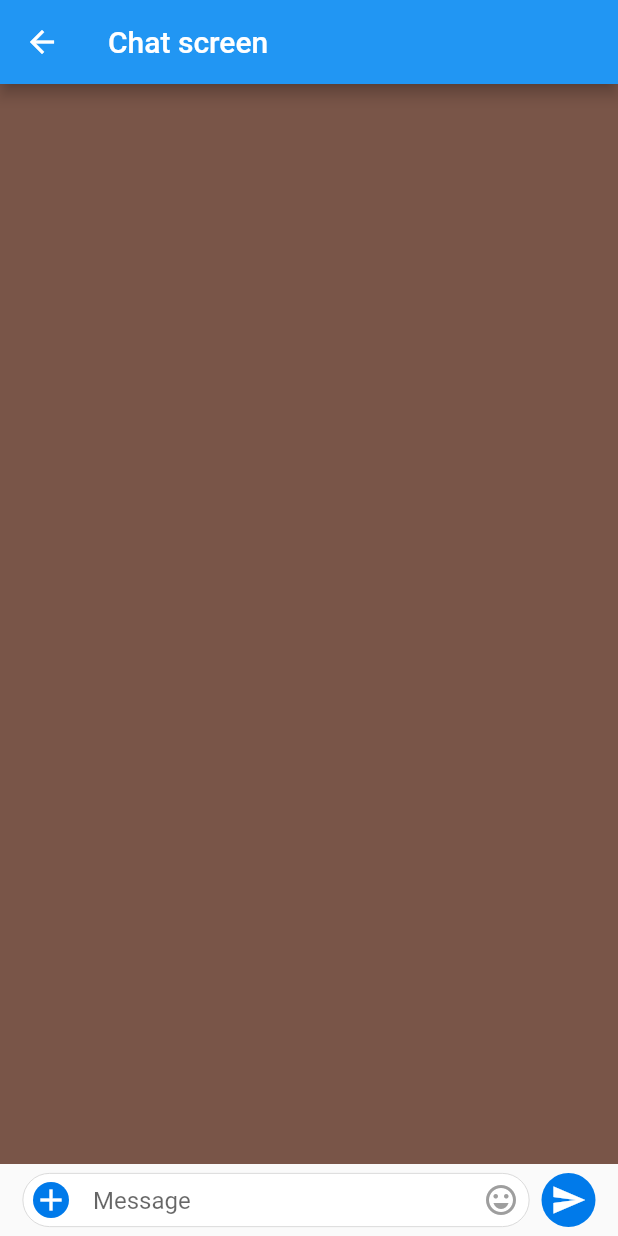
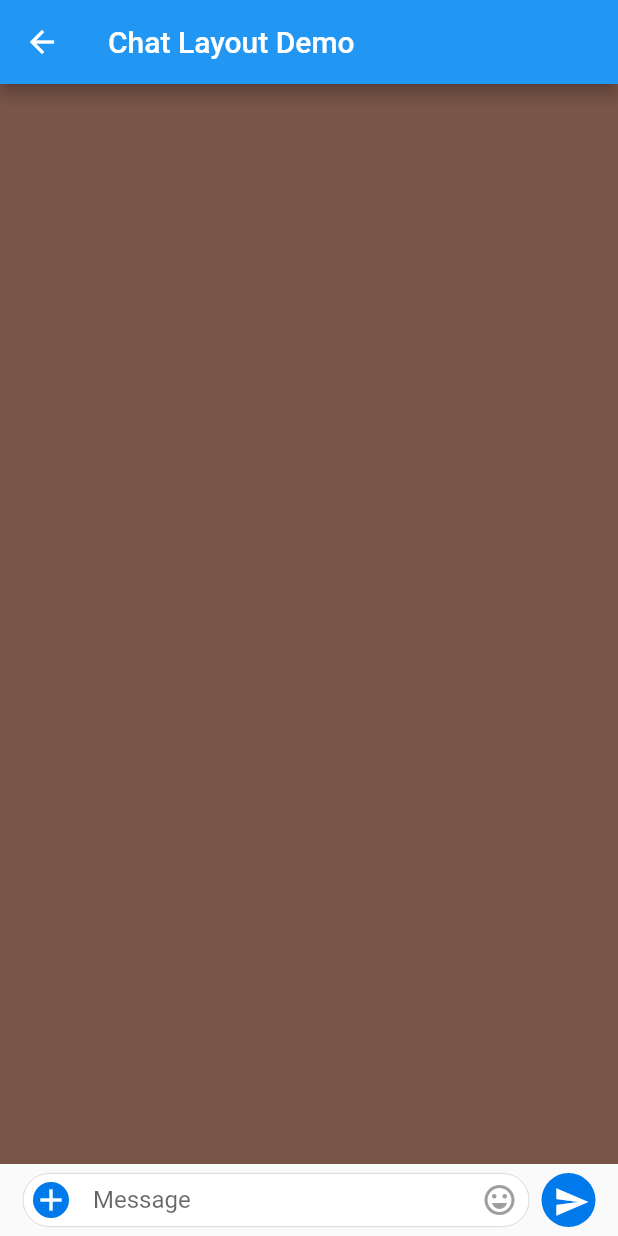
Before and after one commit to delfme/flutter-native-text-input-repo, a Flutter app: the DemoScreen screen opened directly, on a phone screen of 412 x 824 dp. Run offline on Flutter 3.47's test engine with Material 2 defaults, Android fonts, the phone set to English and light mode, and no system bars.

Commit message:
Clean code

```diff
--- a/lib/demo_screen.dart
+++ b/lib/demo_screen.dart
@@ -1,10 +1,6 @@
 import 'package:flutter/foundation.dart';
 import 'package:flutter/material.dart';
-import 'dart:io';
 import 'package:flutter/services.dart';
-
-import 'package:flutter_native_text_input/flutter_native_text_input.dart';
-import 'main.dart';
 
 class DemoScreen extends StatefulWidget {
   const DemoScreen({Key? key}) : super(key: key);
@@ -14,42 +10,27 @@ class DemoScreen extends StatefulWidget {
 
 class _DemoScreenState extends State<DemoScreen> with TickerProviderStateMixin {
 
-  final _messageController = TextEditingController();
+  final _controller = TextEditingController();
   final FocusNode _focusNode = FocusNode();
-  late final _messageNotifier = ValueNotifier(_messageController.text.isEmpty);
+  late final _controllerNotifier = ValueNotifier(_controller.text.isEmpty);
 
-  var isvisible = true;
-  var spacer_visible = false;
-
-  bool keyboardAnimation = false;
   bool hasFocus = false;
-
-  double spacer_size = 0;
-  double final_pos = 0;
-
-  String controllerCurrentText = '';
-
-  // bottom and right padding for textfield.
-  double textfield_bottom_padding = 2; // this works for both ios and android but can be customized at need
-  double textfield_right_padding = 9; // this works for both ios and android
-
-  late SystemUiOverlayStyle overlayStyle;
+  double bottomPadding = 6.0;
 
   @override
   void initState() {
     super.initState();
   }
 
-
   @override
   Widget build(BuildContext context) {
-
     return Scaffold(
       appBar: AppBar(
-        title: const Text('Chat screen'),
+        title: const Text('Chat Layout Demo'),
       ),
       body:
       SafeArea(
+       // maintainBottomViewPadding: true,
         child: Column(
           children: [
            Expanded(
@@ -62,9 +43,11 @@ class _DemoScreenState extends State<DemoScreen> with TickerProviderStateMixin {
              ),
             ),
            ),
-           Container(
-              padding: const EdgeInsets.only(
-                bottom: 6.0,
+          AnimatedContainer(
+             duration: Duration(milliseconds: 10),
+             curve: Curves.fastOutSlowIn,
+              padding: EdgeInsets.only(
+                bottom: bottomPadding,
                 top: 6.0,
                 left: 15.0,
                 right: 15.0,
@@ -86,8 +69,9 @@ class _DemoScreenState extends State<DemoScreen> with TickerProviderStateMixin {
                         ),
                       ),
                       child: Row(
-                        crossAxisAlignment: CrossAxisAlignment.end,
+                        crossAxisAlignment: CrossAxisAlignment.center,
                         children: [
+                          // Plus icon
                           Container(
                             margin: const EdgeInsets.fromLTRB(7, 6, 7, 6),
                             decoration: const BoxDecoration(
@@ -106,68 +90,29 @@ class _DemoScreenState extends State<DemoScreen> with TickerProviderStateMixin {
                             child: Padding(
                               padding: const EdgeInsets.only(left:0, right:8),
 
-                              /*Native Texfield
-                              child: NativeTextInput(
-                                style: TextStyle(
-                                  letterSpacing: '-15@17'.va,
-                                  fontSize: 17,
-                                  fontWeight: FontWeight.w400,
-                                  color: Colors.black,
-                                ),
-                                minHeightPadding: 14,
-                                controller: _messageController,
-                                focusNode: _focusNode,
-                                minLines: 1,
-                                maxLines: 12,
-                                keyboardType: KeyboardType.defaultType,
-                                returnKeyType: ReturnKeyType.defaultAction,
-                                iosOptions: IosOptions(
-                                  keyboardAppearance: Brightness.light,
-                                  placeholderStyle: TextStyle(
-                                    letterSpacing: '-15@17'.va,
-                                    fontSize: 17,
-                                    fontWeight: FontWeight.w400,
-                                    color: Colors.black38,
-                                  ),
-                                ),
-                                placeholder: 'Message',
-                                textCapitalization: TextCapitalization.sentences,
-                                onChanged: (val) {
-                                },
-                                onTap: () {
-                                  print("onTap");
-                                },
-                              ),
-                              *///End platform view textfield
-
-                             //Flutter Texfield
+                             //Flutter Texfield for demo
                               child: TextFormField(
-                                controller: _messageController,
-                                minLines: 1,
-                                maxLines: 12,
+                                controller: _controller,
                                 keyboardType: TextInputType.multiline,
                                 textCapitalization:
                                 TextCapitalization.sentences,
                                 focusNode:_focusNode,
-                                onTap: () {
-                                },
+                                onTap: () {},
                                 decoration: InputDecoration(
                                   border: InputBorder.none,
                                   isDense: true,
                                   hintText: "Message",
                                 ),
                               ),
-                             ////End flutter textfiled
-
 
                             ),
                           ),
                           ValueListenableBuilder<bool>(
-                            valueListenable: _messageNotifier,
+                            valueListenable: _controllerNotifier,
                             builder: (ctx, value, child) {
                               if (value) {
                                 return const Padding(
-                                  padding: EdgeInsets.fromLTRB(7, 6, 7, 6),
+                                  padding: EdgeInsets.fromLTRB(8, 6, 8, 6),
                                   child: Icon(
                                     Icons.emoji_emotions_outlined,
                                     color: Color(0xFF9E9E9E),
@@ -181,10 +126,10 @@ class _DemoScreenState extends State<DemoScreen> with TickerProviderStateMixin {
                       ),
                     ),
                   ),
-
                   const SizedBox(
                     width: 8,
                   ),
+                  // Send button
                   Container(
                     height: 36,
                     width: 36,
@@ -193,7 +138,7 @@ class _DemoScreenState extends State<DemoScreen> with TickerProviderStateMixin {
                       shape: BoxShape.circle,
                     ),
                     child: ValueListenableBuilder<bool>(
-                      valueListenable: _messageNotifier,
+                      valueListenable: _controllerNotifier,
                       builder: (ctx, value, child) {
                         return GestureDetector(
                           onTap: () {
@@ -201,10 +146,12 @@ class _DemoScreenState extends State<DemoScreen> with TickerProviderStateMixin {
                             _focusNode.unfocus();
                             hasFocus = false;
                           },
-                          child: const Icon(
+                          child: const Padding(
+                          padding: EdgeInsets.fromLTRB(8, 7, 6, 7),
+                            child: const Icon(
                             Icons.send,
                             color: Colors.white,
-                          ),
+                          ),),
                         );
                       },
                     ),
@@ -218,14 +165,3 @@ class _DemoScreenState extends State<DemoScreen> with TickerProviderStateMixin {
     );
   }
 }
-
-extension StringUtils on String {
-  double get va {
-    final values = split('@');
-    final num psValue =
-        int.tryParse(values.first) ?? double.tryParse(values.first) ?? 0;
-    final num fontSize =
-        int.tryParse(values.last) ?? double.tryParse(values.last) ?? 0;
-    return psValue * fontSize / 1000;
-  }
-}
--- a/lib/main.dart
+++ b/lib/main.dart
@@ -19,7 +19,7 @@ class _MyAppState extends State<MyApp> {
   @override
   Widget build(BuildContext context) {
     return MaterialApp(
-      home: HomePage(),
+      home: DemoScreen(),
       theme: ThemeData(platform: TargetPlatform.android),
     );
   }
```
